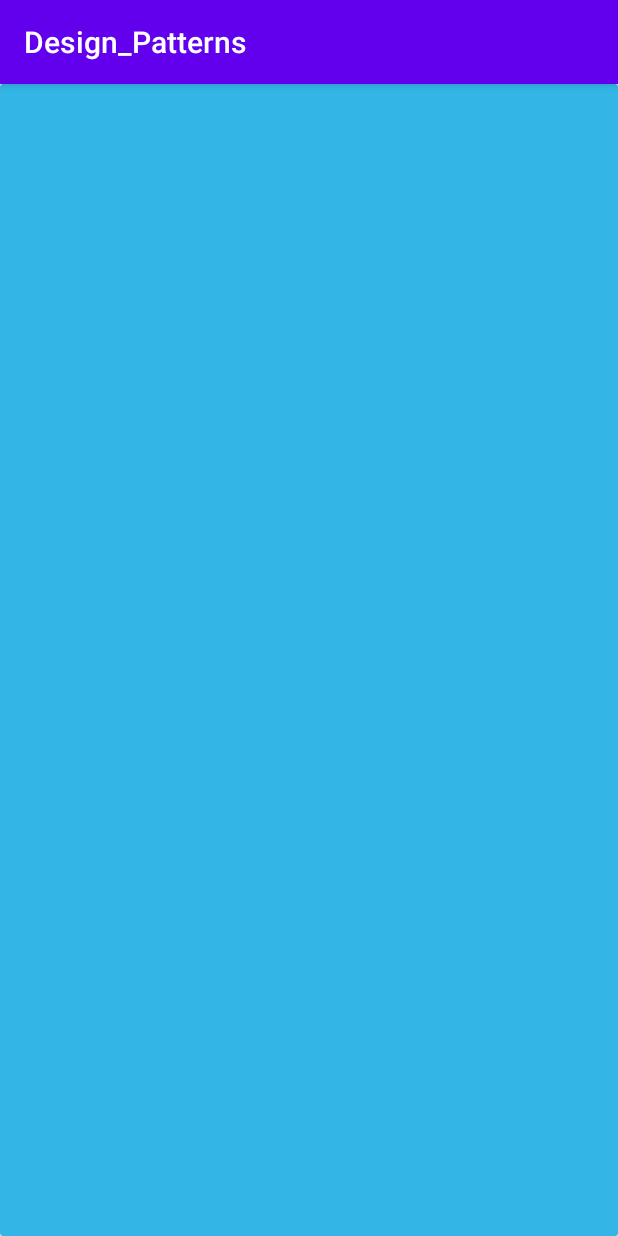
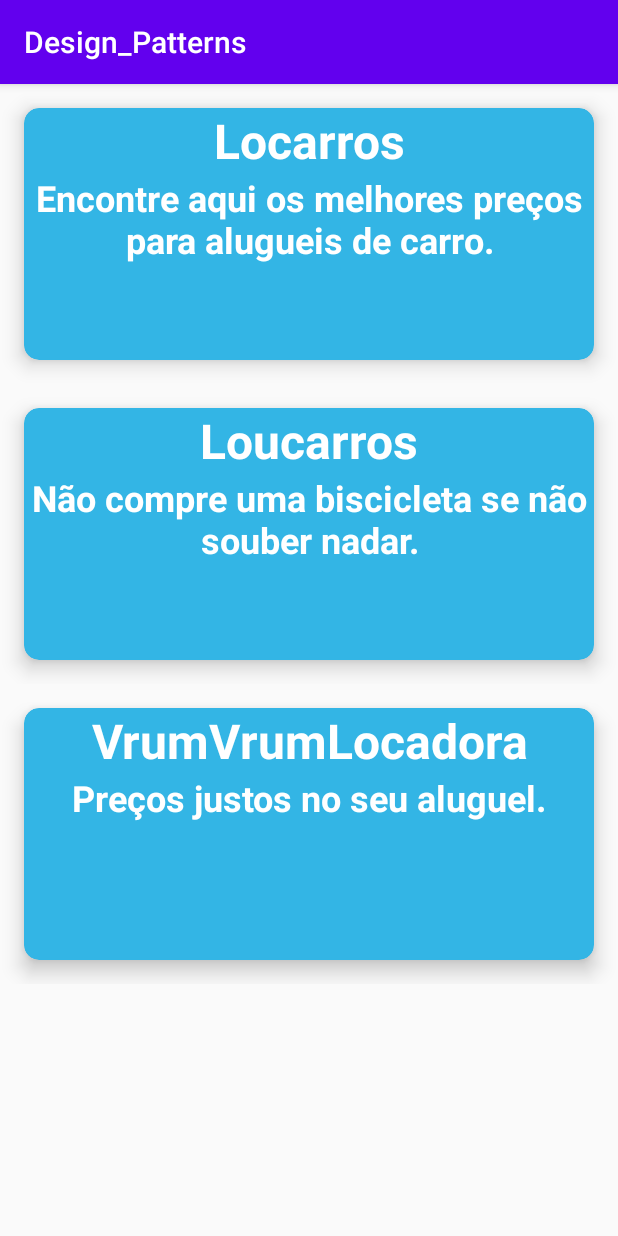
Before and after one commit to joavilati/Design_Patterns, an Android app: the AluguelCarrosActivity screen opened directly, with no data from a screen before it, after a tap on "SUV", on a phone screen of 412 x 824 dp. Run offline under Robolectric (Android 15) with nearby library versions, the phone set to English and light mode, and no system bars.

Commit message:
feat(ListaContratosActivity) criar activity de lista de locadoras.

```diff
--- a/app/build.gradle
+++ b/app/build.gradle
@@ -3,6 +3,10 @@ apply plugin: 'com.android.application'
 android {
     compileSdkVersion 29
     buildToolsVersion "29.0.3"
+
+    buildFeatures {
+        viewBinding = true
+    }
 
     defaultConfig {
         applicationId "com.example.design_patterns"
--- a/app/src/main/AndroidManifest.xml
+++ b/app/src/main/AndroidManifest.xml
@@ -9,7 +9,7 @@
         android:roundIcon="@mipmap/ic_launcher_round"
         android:supportsRtl="true"
         android:theme="@style/AppTheme">
-        <activity android:name=".template_method.ContratosActivity"></activity>
+        <activity android:name=".template_method.ListaContratosActivity"></activity>
         <activity android:name=".template_method.AluguelCarrosActivity" />
         <activity android:name=".strategy.frete.FreteActivity" />
         <activity android:name=".MainActivity">
--- a/app/src/main/java/com/example/design_patterns/template_method/AluguelCarrosActivity.java
+++ b/app/src/main/java/com/example/design_patterns/template_method/AluguelCarrosActivity.java
@@ -47,7 +47,7 @@ public class AluguelCarrosActivity extends AppCompatActivity {
     }
 
     private void goToContratActivity(TipoCarro tipo) {
-        Intent intent = new Intent(this, ContratosActivity.class);
+        Intent intent = new Intent(this, ListaContratosActivity.class);
         intent.putExtra(TIPO_CARRO, tipo);
         startActivity(intent);
     }
--- a/app/src/main/java/com/example/design_patterns/template_method/ContratosActivity.java
+++ /dev/null
@@ -1,23 +0,0 @@
-package com.example.design_patterns.template_method;
-
-import androidx.appcompat.app.AppCompatActivity;
-
-import android.os.Bundle;
-
-import com.example.design_patterns.R;
-
-import static com.example.design_patterns.template_method.locadoras.Locadora.TIPO_CARRO;
-
-public class ContratosActivity extends AppCompatActivity {
-
-    TipoCarro carro;
-    @Override
-    protected void onCreate(Bundle savedInstanceState) {
-        super.onCreate(savedInstanceState);
-        setContentView(R.layout.activity_contratos);
-
-        Bundle extras = getIntent().getExtras();
-        if (extras != null) carro = (TipoCarro) extras.get(TIPO_CARRO);
-        System.out.println("ninja: " + carro);
-    }
-}
--- /dev/null
+++ b/app/src/main/java/com/example/design_patterns/template_method/ContratosAdapter.java
@@ -0,0 +1,57 @@
+package com.example.design_patterns.template_method;
+
+import android.view.LayoutInflater;
+import android.view.View;
+import android.view.ViewGroup;
+
+import androidx.annotation.NonNull;
+import androidx.recyclerview.widget.RecyclerView;
+
+import com.example.design_patterns.databinding.ItemContratoBinding;
+import com.example.design_patterns.template_method.locadoras.Locadora;
+
+import java.util.ArrayList;
+
+public class ContratosAdapter extends RecyclerView.Adapter<ContratosAdapter.ItemContratoViewHolder> {
+    private ItemContratoBinding binding;
+    private ArrayList<Locadora> locadoras;
+
+    ContratosAdapter(ArrayList<Locadora> locadoras) {
+        this.locadoras = locadoras;
+    }
+
+    @NonNull
+    @Override
+    public ItemContratoViewHolder onCreateViewHolder(@NonNull ViewGroup parent, int viewType) {
+        binding = ItemContratoBinding.inflate(LayoutInflater.from(parent.getContext()), parent, false);
+        return new ItemContratoViewHolder(binding);
+    }
+
+    @Override
+    public void onBindViewHolder(@NonNull ItemContratoViewHolder holder, int position) {
+        holder.bind(locadoras.get(position));
+        holder.binding.cvContract.setOnClickListener(new View.OnClickListener() {
+            @Override
+            public void onClick(View v) {
+                //Todo()
+            }
+        });
+    }
+
+    @Override
+    public int getItemCount() {
+        return locadoras.size();
+    }
+
+    class ItemContratoViewHolder extends RecyclerView.ViewHolder {
+        ItemContratoBinding binding;
+        public ItemContratoViewHolder(ItemContratoBinding binding) {
+            super(binding.getRoot());
+            this.binding = binding;
+        }
+        public void bind(Locadora locadora) {
+            binding.tvTituloContrato.setText(locadora.getName());
+            binding.tvDescricaoContrato.setText(locadora.getDescricao());
+        }
+    }
+}
--- /dev/null
+++ b/app/src/main/java/com/example/design_patterns/template_method/ListaContratosActivity.java
@@ -0,0 +1,46 @@
+package com.example.design_patterns.template_method;
+
+import androidx.appcompat.app.AppCompatActivity;
+import androidx.recyclerview.widget.LinearLayoutManager;
+
+import android.os.Bundle;
+
+import com.example.design_patterns.databinding.ActivityContratosBinding;
+import com.example.design_patterns.template_method.locadoras.Locadora;
+import com.example.design_patterns.template_method.locadoras.Locarro;
+import com.example.design_patterns.template_method.locadoras.Loucarros;
+import com.example.design_patterns.template_method.locadoras.VrumVrumLocadora;
+
+import java.util.ArrayList;
+
+import static com.example.design_patterns.template_method.locadoras.Locadora.TIPO_CARRO;
+
+public class ListaContratosActivity extends AppCompatActivity {
+
+    private ActivityContratosBinding binding;
+    TipoCarro tipoCarro;
+    private ContratosAdapter adapter;
+
+    @Override
+    protected void onCreate(Bundle savedInstanceState) {
+        super.onCreate(savedInstanceState);
+        binding = ActivityContratosBinding.inflate(getLayoutInflater());
+        setContentView(binding.getRoot());
+
+        Bundle extras = getIntent().getExtras();
+        if (extras != null) tipoCarro = (TipoCarro) extras.get(TIPO_CARRO);
+
+        configRecycler();
+    }
+
+    private void configRecycler() {
+        Carro carro = tipoCarro.carroBuilder();
+        ArrayList<Locadora> locadoras = new ArrayList<Locadora>();
+        locadoras.add(new Locarro(carro));
+        locadoras.add(new Loucarros(carro));
+        locadoras.add(new VrumVrumLocadora(carro));
+        adapter = new ContratosAdapter(locadoras);
+        binding.rvContratos.setLayoutManager(new LinearLayoutManager(this));
+        binding.rvContratos.setAdapter(adapter);
+    }
+}
--- a/app/src/main/java/com/example/design_patterns/template_method/locadoras/Locarro.java
+++ b/app/src/main/java/com/example/design_patterns/template_method/locadoras/Locarro.java
@@ -30,6 +30,16 @@ public class Locarro extends Locadora {
         return "Locarros";
     }
 
+    @Override
+    public String getDescricao() {
+        return "Encontre aqui os melhores preços para alugueis de carro.";
+    }
+
+    @Override
+    public String getAgradecimento() {
+        return "Obrigado por Escolher a Locarros, aproveite sua viagem!";
+    }
+
     private double descontar() {
         return (descontavel)? desconto : 1;
     }
--- a/app/src/main/java/com/example/design_patterns/template_method/locadoras/Loucarros.java
+++ b/app/src/main/java/com/example/design_patterns/template_method/locadoras/Loucarros.java
@@ -33,6 +33,16 @@ public class Loucarros extends Locadora {
         return "Loucarros";
     }
 
+    @Override
+    public String getDescricao() {
+        return "Não compre uma biscicleta se não souber nadar.";
+    }
+
+    @Override
+    public String getAgradecimento() {
+        return "Antes tarde do que mais tarde.";
+    }
+
     private double tentarASorte() {
         Random random = new Random();
         sorte = random.nextDouble() * random.nextInt(30);
--- a/app/src/main/java/com/example/design_patterns/template_method/locadoras/VrumVrumLocadora.java
+++ b/app/src/main/java/com/example/design_patterns/template_method/locadoras/VrumVrumLocadora.java
@@ -32,4 +32,14 @@ public class VrumVrumLocadora extends  Locadora{
     public String getName() {
         return "VrumVrumLocadora";
     }
+
+    @Override
+    public String getDescricao() {
+        return "Preços justos no seu aluguel.";
+    }
+
+    @Override
+    public String getAgradecimento() {
+        return "A VrumVrum agradeçe a preferência.";
+    }
 }
--- a/app/src/main/res/layout/activity_contratos.xml
+++ b/app/src/main/res/layout/activity_contratos.xml
@@ -1,51 +1,12 @@
 <?xml version="1.0" encoding="utf-8"?>
 <androidx.constraintlayout.widget.ConstraintLayout xmlns:android="http://schemas.android.com/apk/res/android"
-    xmlns:app="http://schemas.android.com/apk/res-auto"
     xmlns:tools="http://schemas.android.com/tools"
     android:layout_width="match_parent"
     android:layout_height="match_parent"
-    tools:context=".template_method.ContratosActivity">
+    tools:context=".template_method.ListaContratosActivity">
 
-    <androidx.cardview.widget.CardView android:id="@+id/cv_contract_1"
-        android:layout_width="match_parent"
-        android:layout_height="0dp"
-        app:cardBackgroundColor="@android:color/holo_blue_light"
-        app:layout_constraintTop_toTopOf="parent"
-        app:layout_constraintBottom_toBottomOf="parent"
-        app:layout_constraintStart_toStartOf="parent"
-        app:layout_constraintEnd_toEndOf="parent"
-        >
-        <androidx.constraintlayout.widget.ConstraintLayout
-            android:layout_width="match_parent"
-            android:layout_height="match_parent"
-            >
-            <TextView android:id="@+id/tv_titulo_contrato_1"
-                android:layout_width="match_parent"
-                android:layout_height="wrap_content"
-                android:textSize="32sp"
-                android:textStyle="bold"
-                android:textAlignment="center"
-                android:textColor="@android:color/white"
-                tools:text="Titulo"
-                app:layout_constraintTop_toTopOf="parent"
-                app:layout_constraintStart_toStartOf="parent"
-                app:layout_constraintEnd_toEndOf="parent"
-                />
-
-            <TextView android:id="@+id/tv_descricao_contrato1"
-                android:layout_width="match_parent"
-                android:layout_height="wrap_content"
-                android:textSize="32sp"
-                android:textStyle="bold"
-                android:textAlignment="center"
-                android:textColor="@android:color/white"
-                tools:text="Descrição"
-                app:layout_constraintTop_toBottomOf="@id/tv_titulo_contrato_1"
-                app:layout_constraintBottom_toTopOf="parent"
-                app:layout_constraintStart_toStartOf="parent"
-                app:layout_constraintEnd_toEndOf="parent"/>
-
-        </androidx.constraintlayout.widget.ConstraintLayout>
-    </androidx.cardview.widget.CardView>
+<androidx.recyclerview.widget.RecyclerView android:id="@+id/rv_contratos"
+    android:layout_width="match_parent"
+    android:layout_height="match_parent"/>
 
 </androidx.constraintlayout.widget.ConstraintLayout>
--- /dev/null
+++ b/app/src/main/res/layout/item_contrato.xml
@@ -0,0 +1,52 @@
+<?xml version="1.0" encoding="utf-8"?>
+<androidx.constraintlayout.widget.ConstraintLayout xmlns:android="http://schemas.android.com/apk/res/android"
+    android:layout_width="match_parent"
+    android:layout_height="200dp"
+    xmlns:app="http://schemas.android.com/apk/res-auto"
+    xmlns:tools="http://schemas.android.com/tools">
+
+    <androidx.cardview.widget.CardView
+        android:id="@+id/cv_contract"
+        app:cardBackgroundColor="@android:color/holo_blue_light"
+        app:layout_constraintEnd_toEndOf="parent"
+        app:layout_constraintStart_toStartOf="parent"
+        app:layout_constraintTop_toTopOf="parent"
+        app:cardCornerRadius="10dp"
+        app:cardElevation="8dp"
+        android:layout_width="match_parent"
+        android:layout_height="match_parent"
+        android:layout_margin="16dp">
+
+        <androidx.constraintlayout.widget.ConstraintLayout
+            android:layout_width="match_parent"
+            android:layout_height="match_parent">
+
+            <TextView
+                android:id="@+id/tv_titulo_contrato"
+                app:layout_constraintEnd_toEndOf="parent"
+                app:layout_constraintStart_toStartOf="parent"
+                app:layout_constraintTop_toTopOf="parent"
+                tools:text="Titulo"
+                android:layout_width="match_parent"
+                android:layout_height="wrap_content"
+                android:textAlignment="center"
+                android:textColor="@android:color/white"
+                android:textSize="32sp"
+                android:textStyle="bold" />
+
+            <TextView
+                android:id="@+id/tv_descricao_contrato"
+                app:layout_constraintEnd_toEndOf="parent"
+                app:layout_constraintStart_toStartOf="parent"
+                app:layout_constraintTop_toBottomOf="@id/tv_titulo_contrato"
+                tools:text="Descrição"
+                android:layout_width="match_parent"
+                android:layout_height="wrap_content"
+                android:textAlignment="center"
+                android:textColor="@android:color/white"
+                android:textSize="24sp"
+                android:textStyle="bold" />
+        </androidx.constraintlayout.widget.ConstraintLayout>
+
+    </androidx.cardview.widget.CardView>
+</androidx.constraintlayout.widget.ConstraintLayout>
```
Also changed, not shown: app/src/main/java/com/example/design_patterns/template_method/Carro.java (+0 -22 lines), app/src/main/java/com/example/design_patterns/template_method/locadoras/Locadora.java (+29 -23 lines).
